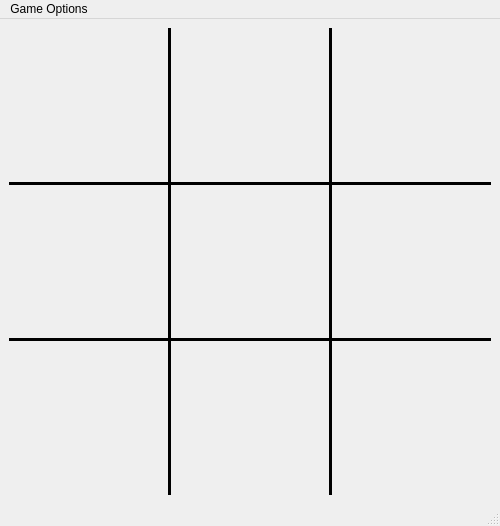
Qt form ui/mainWindow.ui (Braeden6/sudokuSolver) before a commit.
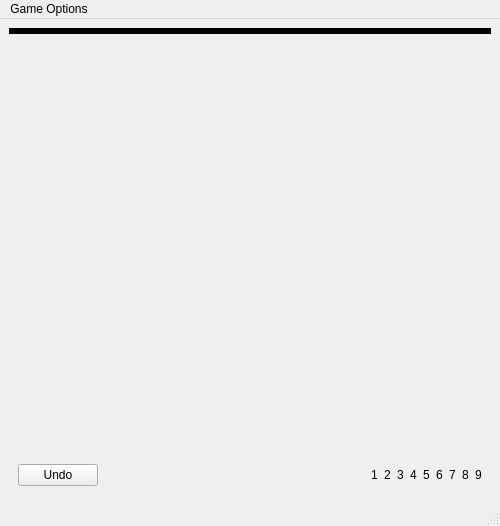
The same form after that commit.

Commit message: BUG: fixed bug solver in GUI. Also, added undo button to GUI and removed ability to enter 0 in board.

Diff of the .ui file:
```diff
--- a/ui/mainWindow.ui
+++ b/ui/mainWindow.ui
@@ -635,6 +635,108 @@
       </layout>
      </widget>
     </item>
+    <item>
+     <spacer name="verticalSpacer">
+      <property name="orientation">
+       <enum>Qt::Vertical</enum>
+      </property>
+      <property name="sizeHint" stdset="0">
+       <size>
+        <width>20</width>
+        <height>40</height>
+       </size>
+      </property>
+     </spacer>
+    </item>
+    <item>
+     <widget class="QWidget" name="widget_2" native="true">
+      <layout class="QHBoxLayout" name="horizontalLayout">
+       <item>
+        <widget class="QPushButton" name="pushButtonUndo">
+         <property name="text">
+          <string>Undo</string>
+         </property>
+        </widget>
+       </item>
+       <item>
+        <spacer name="horizontalSpacer">
+         <property name="orientation">
+          <enum>Qt::Horizontal</enum>
+         </property>
+         <property name="sizeHint" stdset="0">
+          <size>
+           <width>40</width>
+           <height>20</height>
+          </size>
+         </property>
+        </spacer>
+       </item>
+       <item>
+        <widget class="QLabel" name="labelLeft1">
+         <property name="text">
+          <string>1</string>
+         </property>
+        </widget>
+       </item>
+       <item>
+        <widget class="QLabel" name="labelLeft2">
+         <property name="text">
+          <string>2</string>
+         </property>
+        </widget>
+       </item>
+       <item>
+        <widget class="QLabel" name="labelLeft3">
+         <property name="text">
+          <string>3</string>
+         </property>
+        </widget>
+       </item>
+       <item>
+        <widget class="QLabel" name="labelLeft4">
+         <property name="text">
+          <string>4</string>
+         </property>
+        </widget>
+       </item>
+       <item>
+        <widget class="QLabel" name="labelLeft5">
+         <property name="text">
+          <string>5</string>
+         </property>
+        </widget>
+       </item>
+       <item>
+        <widget class="QLabel" name="labelLeft6">
+         <property name="text">
+          <string>6</string>
+         </property>
+        </widget>
+       </item>
+       <item>
+        <widget class="QLabel" name="labelLeft7">
+         <property name="text">
+          <string>7</string>
+         </property>
+        </widget>
+       </item>
+       <item>
+        <widget class="QLabel" name="labelLeft8">
+         <property name="text">
+          <string>8</string>
+         </property>
+        </widget>
+       </item>
+       <item>
+        <widget class="QLabel" name="labelLeft9">
+         <property name="text">
+          <string>9</string>
+         </property>
+        </widget>
+       </item>
+      </layout>
+     </widget>
+    </item>
    </layout>
   </widget>
   <widget class="QMenuBar" name="menubar">
```
Left out of the diff: 2 changed lines with no effect on the pictures. The commit also changes 1 other file.
